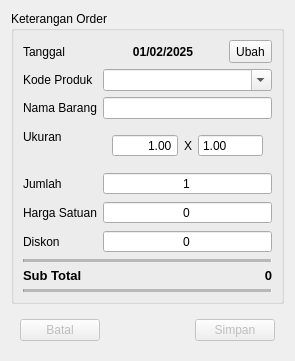
The window that src/ui/files/editorderdialog.ui (AyahnaSyahid/LazyMins) describes before a commit, drawn with Qt 5.
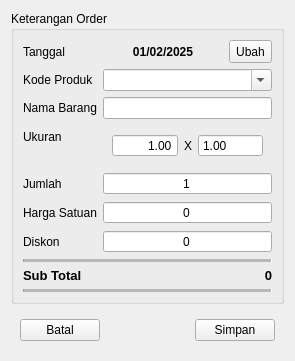
The same window after the commit.

```diff
--- a/src/ui/files/editorderdialog.ui
+++ b/src/ui/files/editorderdialog.ui
@@ -322,7 +322,7 @@
    <item>
     <widget class="QWidget" name="buttonContainer" native="true">
      <property name="enabled">
-      <bool>false</bool>
+      <bool>true</bool>
      </property>
      <layout class="QHBoxLayout" name="horizontalLayout_3">
       <item>
```
Left out of the diff: 4 changed lines with no effect on the pictures.
